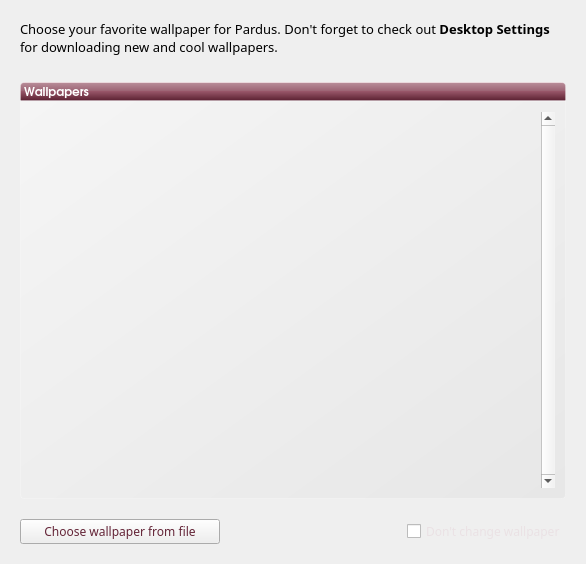
Qt form kde/kaptan/src/gui/wallpaperWidget.ui (pars-linux/uludag) before a commit.
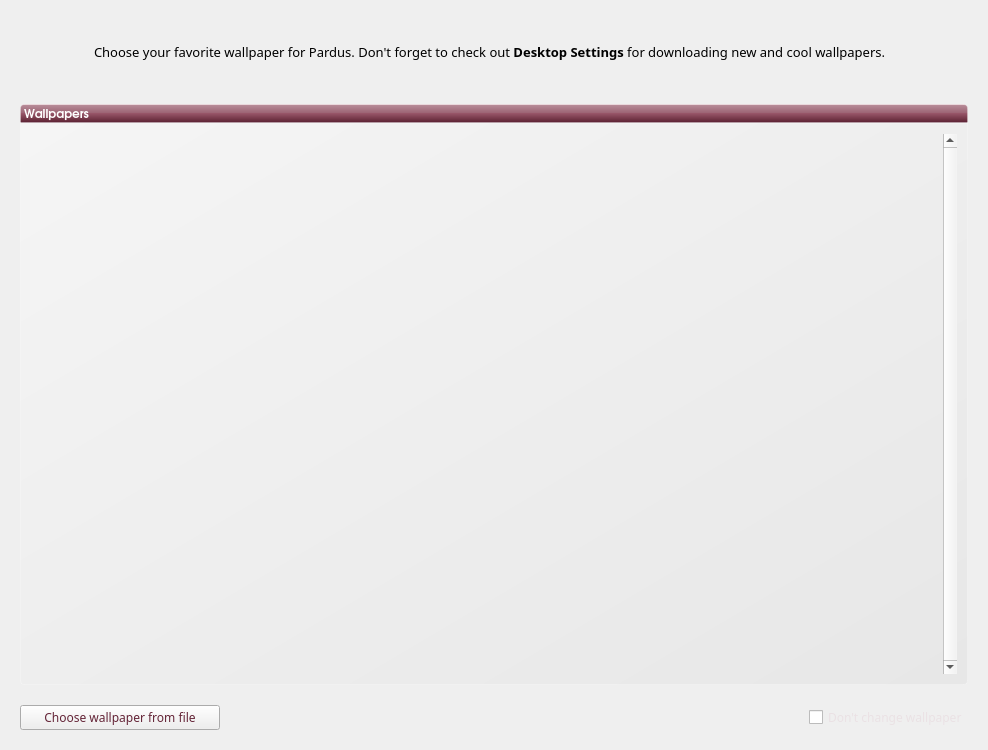
The same form after that commit. Icons and pictures are not drawn.

Diff of the .ui file:
```diff
--- a/kde/kaptan/src/gui/wallpaperWidget.ui
+++ b/kde/kaptan/src/gui/wallpaperWidget.ui
@@ -6,8 +6,8 @@
    <rect>
     <x>0</x>
     <y>0</y>
-    <width>586</width>
-    <height>564</height>
+    <width>988</width>
+    <height>750</height>
    </rect>
   </property>
   <property name="windowTitle">
@@ -20,7 +20,76 @@
    <property name="margin">
     <number>20</number>
    </property>
-   <item row="2" column="0">
+   <property name="spacing">
+    <number>0</number>
+   </property>
+   <item row="0" column="0">
+    <widget class="QLabel" name="label_2">
+     <property name="minimumSize">
+      <size>
+       <width>64</width>
+       <height>64</height>
+      </size>
+     </property>
+     <property name="maximumSize">
+      <size>
+       <width>64</width>
+       <height>64</height>
+      </size>
+     </property>
+     <property name="text">
+      <string/>
+     </property>
+     <property name="pixmap">
+      <pixmap resource="raw.qrc">:/raw/pics/preferences-desktop-wallpaper.png</pixmap>
+     </property>
+    </widget>
+   </item>
+   <item row="0" column="1">
+    <widget class="QLabel" name="description">
+     <property name="minimumSize">
+      <size>
+       <width>300</width>
+       <height>0</height>
+      </size>
+     </property>
+     <property name="font">
+      <font>
+       <family>Sans Serif</family>
+       <pointsize>10</pointsize>
+      </font>
+     </property>
+     <property name="styleSheet">
+      <string notr="true"/>
+     </property>
+     <property name="text">
+      <string>Choose your favorite wallpaper for Pardus. Don't forget to check out &lt;b&gt;Desktop Settings&lt;/b&gt; for downloading new and cool wallpapers.</string>
+     </property>
+     <property name="wordWrap">
+      <bool>true</bool>
+     </property>
+     <property name="indent">
+      <number>10</number>
+     </property>
+    </widget>
+   </item>
+   <item row="1" column="0">
+    <spacer name="verticalSpacer_4">
+     <property name="orientation">
+      <enum>Qt::Vertical</enum>
+     </property>
+     <property name="sizeType">
+      <enum>QSizePolicy::Fixed</enum>
+     </property>
+     <property name="sizeHint" stdset="0">
+      <size>
+       <width>20</width>
+       <height>20</height>
+      </size>
+     </property>
+    </spacer>
+   </item>
+   <item row="2" column="0" colspan="2">
     <layout class="QVBoxLayout" name="verticalLayout">
      <property name="spacing">
       <number>0</number>
@@ -219,47 +288,6 @@
      </item>
     </layout>
    </item>
-   <item row="1" column="0">
-    <spacer name="verticalSpacer_4">
-     <property name="orientation">
-      <enum>Qt::Vertical</enum>
-     </property>
-     <property name="sizeType">
-      <enum>QSizePolicy::Fixed</enum>
-     </property>
-     <property name="sizeHint" stdset="0">
-      <size>
-       <width>20</width>
-       <height>20</height>
-      </size>
-     </property>
-    </spacer>
-   </item>
-   <item row="0" column="0">
-    <widget class="QLabel" name="description">
-     <property name="minimumSize">
-      <size>
-       <width>300</width>
-       <height>0</height>
-      </size>
-     </property>
-     <property name="font">
-      <font>
-       <family>Sans Serif</family>
-       <pointsize>10</pointsize>
-      </font>
-     </property>
-     <property name="styleSheet">
-      <string notr="true"/>
-     </property>
-     <property name="text">
-      <string>Choose your favorite wallpaper for Pardus. Don't forget to check out &lt;b&gt;Desktop Settings&lt;/b&gt; for downloading new and cool wallpapers.</string>
-     </property>
-     <property name="wordWrap">
-      <bool>true</bool>
-     </property>
-    </widget>
-   </item>
   </layout>
  </widget>
  <resources/>
```
Left out of the diff: 4 changed lines with no effect on the pictures.
